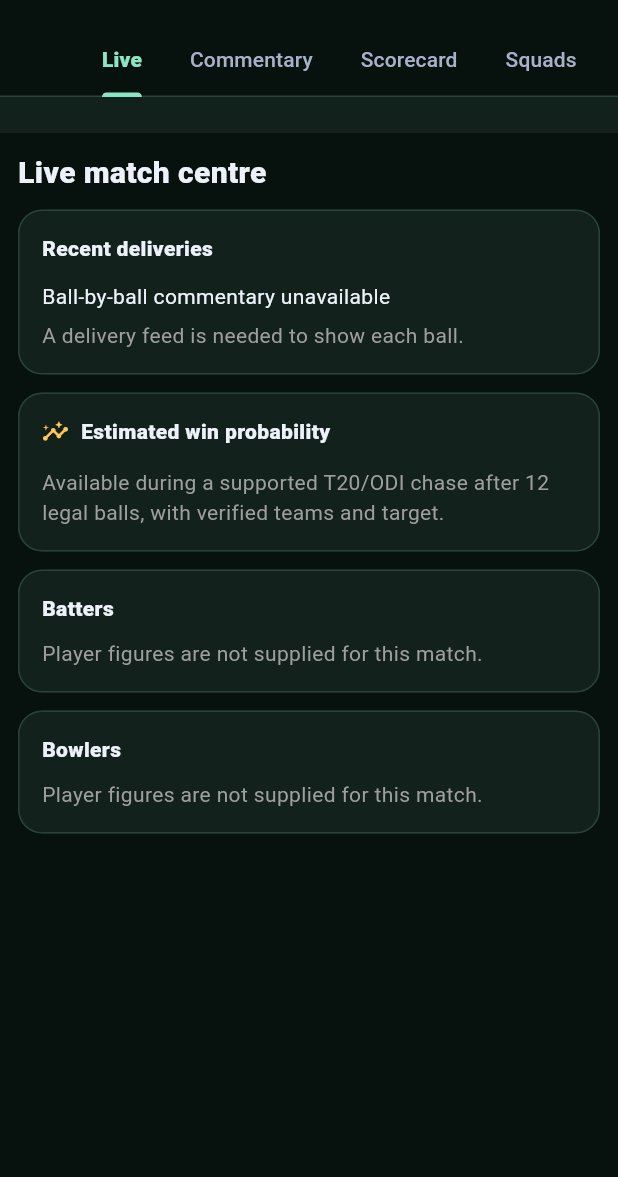
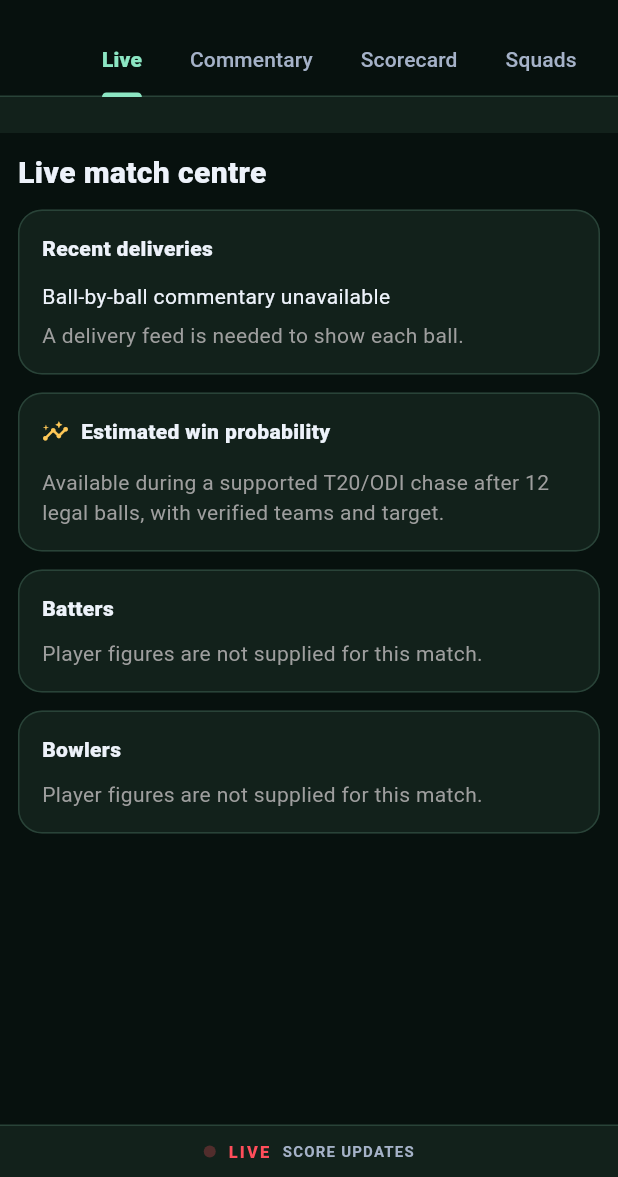
Before and after one commit to wwwpan206mr-bot/ScoreX, a Flutter app: the CricketMatchCentre screen opened directly, on a phone screen of 412 x 824 dp, the part 59-1236 px from its top. Run offline on Flutter 3.47's test engine with Material 3 defaults, Android fonts, the phone set to English and light mode, and no system bars; our stand-ins replace firebase_auth, firebase_core, flutter_local_notifications, google_mobile_ads, google_sign_in, package_info_plus and 2 more; accounts and stored records are empty; network calls fail.

Commit message:
Add pulsing live footer and innings scorecard overview

```diff
--- a/lib/screens/cricket_match_centre.dart
+++ b/lib/screens/cricket_match_centre.dart
@@ -79,8 +79,19 @@ class CricketMatchCentre extends StatelessWidget {
             ],
           ),
         ),
-        bottomNavigationBar: const SafeArea(
-          top: false, child: Padding(padding: EdgeInsets.symmetric(horizontal: 12), child: ScoreXAdSlot())),
+        bottomNavigationBar: Column(
+          mainAxisSize: MainAxisSize.min,
+          children: [
+            if (!completed) const _PulsingLiveFooter(),
+            const SafeArea(
+              top: false,
+              child: Padding(
+                padding: EdgeInsets.symmetric(horizontal: 12),
+                child: ScoreXAdSlot(),
+              ),
+            ),
+          ],
+        ),
         body: Column(children: [
           _scoreHeader(context),
           Expanded(child: TabBarView(children: [
@@ -180,6 +191,10 @@ class CricketMatchCentre extends StatelessWidget {
   Widget _scorecard(BuildContext context) {
     final hasPlayers = batting.isNotEmpty || bowling.isNotEmpty;
     return ListView(padding: const EdgeInsets.all(16), children: [
+      if (scores.isNotEmpty) ...[
+        _inningsOverview(context),
+        const SizedBox(height: 14),
+      ],
       if (innings != null) ...[
         _scorecardSummary(context),
         const SizedBox(height: 14),
@@ -205,6 +220,40 @@ class CricketMatchCentre extends StatelessWidget {
       const Text('Figures appear only when supplied by the verified match feed.',
         textAlign: TextAlign.center, style: TextStyle(color: Colors.grey, fontSize: 11)),
     ]);
+  }
+
+  Widget _inningsOverview(BuildContext context) {
+    final scheme = Theme.of(context).colorScheme;
+    return Card(
+      child: Padding(
+        padding: const EdgeInsets.all(16),
+        child: Column(
+          crossAxisAlignment: CrossAxisAlignment.start,
+          children: [
+            const Text('Innings overview',
+              style: TextStyle(fontSize: 17, fontWeight: FontWeight.w900)),
+            const SizedBox(height: 10),
+            for (final score in scores)
+              Padding(
+                padding: const EdgeInsets.symmetric(vertical: 7),
+                child: Row(
+                  children: [
+                    Expanded(
+                      child: Text(score['team'] ?? 'Innings',
+                        style: TextStyle(color: scheme.onSurface,
+                          fontWeight: FontWeight.w700)),
+                    ),
+                    const SizedBox(width: 12),
+                    Text(score['score'] ?? '—',
+                      style: TextStyle(color: scheme.primary,
+                        fontSize: 17, fontWeight: FontWeight.w900)),
+                  ],
+                ),
+              ),
+          ],
+        ),
+      ),
+    );
   }
 
   Widget _scorecardSummary(BuildContext context) {
@@ -319,3 +368,75 @@ class CricketMatchCentre extends StatelessWidget {
     ).toList()));
   }
 }
+
+
+
+
+class _PulsingLiveFooter extends StatefulWidget {
+  const _PulsingLiveFooter();
+
+  @override
+  State<_PulsingLiveFooter> createState() => _PulsingLiveFooterState();
+}
+
+class _PulsingLiveFooterState extends State<_PulsingLiveFooter>
+    with SingleTickerProviderStateMixin {
+  late final AnimationController _pulse = AnimationController(
+    vsync: this,
+    duration: const Duration(milliseconds: 900),
+  )..repeat(reverse: true);
+
+  @override
+  void dispose() {
+    _pulse.dispose();
+    super.dispose();
+  }
+
+  @override
+  Widget build(BuildContext context) {
+    final scheme = Theme.of(context).colorScheme;
+    return Container(
+      width: double.infinity,
+      padding: const EdgeInsets.symmetric(vertical: 9, horizontal: 16),
+      decoration: BoxDecoration(
+        color: scheme.surface,
+        border: Border(top: BorderSide(color: scheme.outlineVariant)),
+      ),
+      child: Row(
+        mainAxisAlignment: MainAxisAlignment.center,
+        children: [
+          FadeTransition(
+            opacity: Tween<double>(begin: .25, end: 1).animate(
+              CurvedAnimation(parent: _pulse, curve: Curves.easeInOut),
+            ),
+            child: const DecoratedBox(
+              decoration: BoxDecoration(
+                color: Color(0xFFFF4D5A),
+                shape: BoxShape.circle,
+              ),
+              child: SizedBox(width: 8, height: 8),
+            ),
+          ),
+          const SizedBox(width: 8),
+          const Text('LIVE',
+            style: TextStyle(
+              color: Color(0xFFFF4D5A),
+              fontSize: 11,
+              fontWeight: FontWeight.w900,
+              letterSpacing: 1.4,
+            ),
+          ),
+          const SizedBox(width: 8),
+          Text('SCORE UPDATES',
+            style: TextStyle(
+              color: scheme.onSurfaceVariant,
+              fontSize: 10,
+              fontWeight: FontWeight.w700,
+              letterSpacing: .8,
+            ),
+          ),
+        ],
+      ),
+    );
+  }
+}
```
